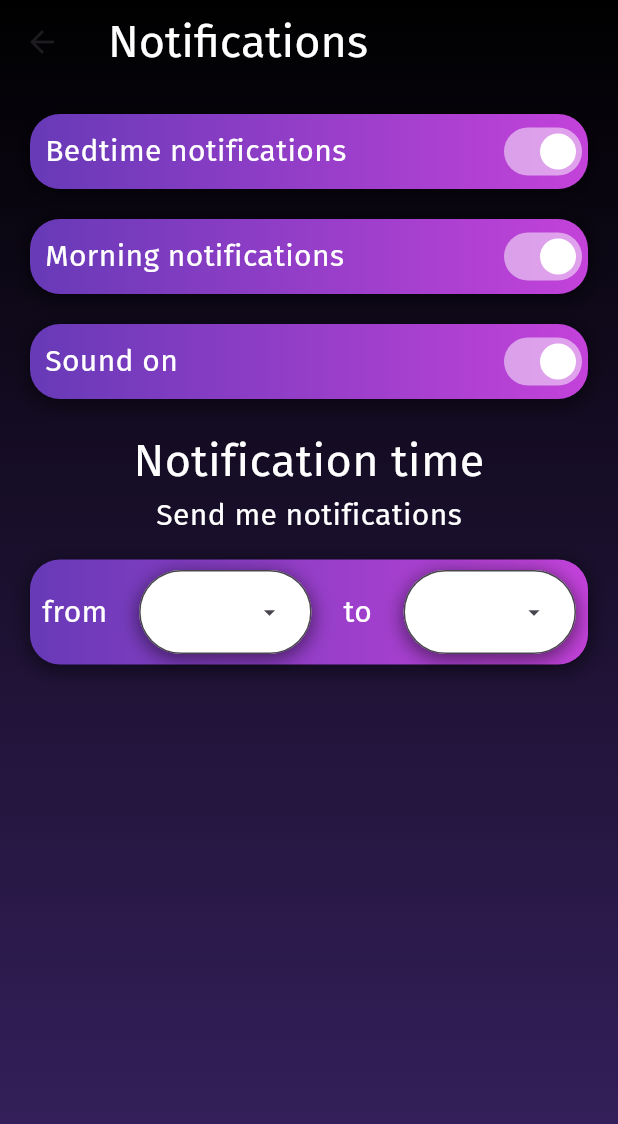
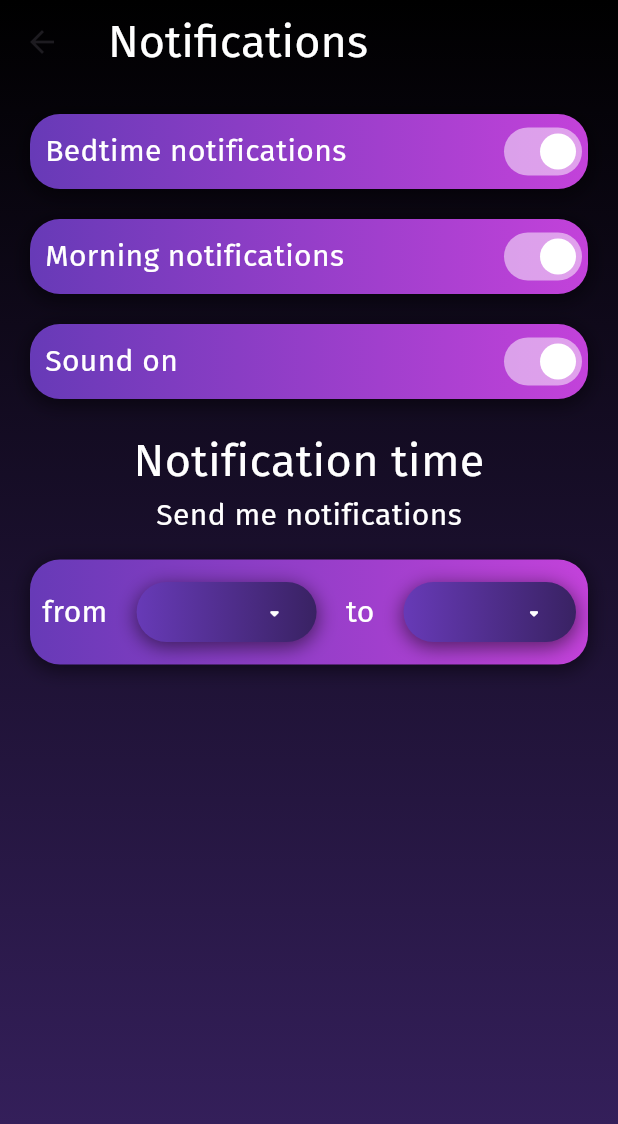
Before and after one commit to CloudreiL/Dreamy_project, a Flutter app: the NotificationPage screen opened directly, on a phone screen of 412 x 824 dp. Shown: the top 1124 px of the screen. Run offline on Flutter 3.47's test engine with Material 3 defaults, Android fonts, the phone set to English and light mode, and no system bars; our stand-ins replace curved_navigation_bar, email_validator, firebase_auth, firebase_core, fl_chart, flutter_dotenv and 1 more; missing offline and left inert: gradient_icon; accounts and stored records are empty; project files that could hold a hidden picture were left out.

Commit message:
Edited DropDownMenus in NotigicationPage and DreamDiaryPage. Edited app icon in pabspecyaml

```diff
--- a/lib/classes/style.dart
+++ b/lib/classes/style.dart
@@ -47,17 +47,41 @@ class ContainerDecor {
           color: Colors.white
       )
   );
+
+  static BoxDecoration DownMenuBox = BoxDecoration(
+      boxShadow: [
+        BoxShadow(
+            color: Colors.black.withOpacity(0.5),
+            offset: Offset(0, 3),
+            spreadRadius: 1,
+            blurRadius: 10)
+      ], borderRadius: BorderRadius.circular(40),
+      gradient: LinearGradient(
+          begin: Alignment.centerRight,
+          end: Alignment.centerLeft,
+          colors: [
+            Color.fromRGBO(57, 34, 99, 1),
+            Color.fromRGBO(103, 58, 183, 1)
+          ])
+  );
 }
 
 class DropDownMenuDec {
   static InputDecorationTheme MenuDec = InputDecorationTheme(
       isDense: true,
-      border: OutlineInputBorder(borderRadius: BorderRadius.circular(40)),
-      labelStyle: TextStyles.StyleText.copyWith(color: Colors.black, fontSize: 15),
-      fillColor: Colors.white,
+      constraints: BoxConstraints.tight(const Size.fromHeight(40)),
+      focusedBorder: OutlineInputBorder(
+          borderRadius: BorderRadius.circular(40),
+          borderSide: BorderSide(color: Colors.transparent)),
+      enabledBorder: OutlineInputBorder(
+          borderRadius: BorderRadius.circular(40),
+          borderSide: BorderSide(color: Colors.transparent)),
+      labelStyle: TextStyles.StyleText.copyWith(color: Colors.white, fontSize: 15),
+      fillColor: Colors.transparent,
       filled: true,
-      counterStyle: TextStyles.StyleText,
+      counterStyle: TextStyles.StyleText.copyWith(color: Colors.white),
       contentPadding: EdgeInsets.only(left: 20));
+
 }
 
 class PieData {
@@ -68,9 +92,9 @@ class PieData {
 
   PieData(
       {required this.value,
-      required this.color,
-      required this.icon,
-      required this.title});
+        required this.color,
+        required this.icon,
+        required this.title});
 }
 
 final dataChart = [
--- a/lib/pages/notification_page.dart
+++ b/lib/pages/notification_page.dart
@@ -25,10 +25,10 @@ class _NotificationPageState extends State<NotificationPage> {
     return Container(
       decoration: BoxDecoration(
           gradient: LinearGradient(
-        begin: Alignment.topCenter,
-        end: Alignment.bottomCenter,
-        colors: [Colors.black, Color.fromRGBO(57, 34, 99, 1)],
-      )),
+            begin: Alignment.topCenter,
+            end: Alignment.bottomCenter,
+            colors: [Colors.black, Color.fromRGBO(57, 34, 99, 1)],
+          )),
       child: Scaffold(
         backgroundColor: Colors.transparent,
         appBar: AppBar(
@@ -147,23 +147,20 @@ class _NotificationPageState extends State<NotificationPage> {
                         child: Text('from', style: TextStyles.StyleText),
                       ),
                       Container(
-                        width: 115,
-                        decoration: BoxDecoration(boxShadow: [
-                          BoxShadow(
-                              color: Colors.black.withOpacity(0.5),
-                              offset: Offset(0, 3),
-                              spreadRadius: 1,
-                              blurRadius: 10)
-                        ], borderRadius: BorderRadius.circular(40)),
+                        width: 120,
+                        decoration: ContainerDecor.DownMenuBox,
                         child: DropdownMenu(
-                          width: 115,
+                          width: 120,
                           dropdownMenuEntries: time0
                               .map<DropdownMenuEntry<String>>((String value) {
                             return DropdownMenuEntry<String>(
                                 value: value, label: value);
                           }).toList(),
+                          textAlign: TextAlign.center,
+                          trailingIcon: Icon(Icons.arrow_drop_down_rounded,color: Colors.white,),
+                          selectedTrailingIcon: Icon(Icons.arrow_drop_up_rounded,color: Colors.white,),
                           textStyle: TextStyles.StyleText.copyWith(
-                              color: Colors.black, fontSize: 17),
+                              color: Colors.white, fontSize: 17),
                           inputDecorationTheme: DropDownMenuDec.MenuDec,
                           initialSelection: dropdownValue0,
                           onSelected: (String? newValue0) {
@@ -178,13 +175,7 @@ class _NotificationPageState extends State<NotificationPage> {
                         padding: const EdgeInsets.only(right: 8.0),
                         child: Container(
                           width: 115,
-                          decoration: BoxDecoration(boxShadow: [
-                            BoxShadow(
-                                color: Colors.black.withOpacity(0.5),
-                                offset: Offset(0, 3),
-                                spreadRadius: 1,
-                                blurRadius: 10)
-                          ], borderRadius: BorderRadius.circular(40)),
+                          decoration: ContainerDecor.DownMenuBox,
                           child: DropdownMenu(
                             width: 115,
                             dropdownMenuEntries: time1
@@ -192,8 +183,11 @@ class _NotificationPageState extends State<NotificationPage> {
                               return DropdownMenuEntry<String>(
                                   value: value, label: value);
                             }).toList(),
+                            textAlign: TextAlign.center,
+                            trailingIcon: Icon(Icons.arrow_drop_down_rounded,color: Colors.white,),
+                            selectedTrailingIcon: Icon(Icons.arrow_drop_up_rounded,color: Colors.white,),
                             textStyle: TextStyles.StyleText.copyWith(
-                                color: Colors.black, fontSize: 17),
+                                color: Colors.white, fontSize: 17),
                             inputDecorationTheme: DropDownMenuDec.MenuDec,
                             initialSelection: dropdownValue1,
                             onSelected: (String? newValue1) {
--- a/lib/pages/sleep_page.dart
+++ b/lib/pages/sleep_page.dart
@@ -1,6 +1,5 @@
+import 'package:dreamy_project/pages/sleep_pages/dream_diary.dart';
 import 'package:flutter/material.dart';
-import 'package:dreamy_project/pages/test.dart';
-
 import 'package:dreamy_project/classes/style.dart';
 
 class SleepPage extends StatefulWidget{
@@ -44,7 +43,7 @@ class _SleepPageState extends State<SleepPage>{
                     Navigator.push(
                       context,
                       MaterialPageRoute(
-                        builder: (context) => const TestPage()),
+                        builder: (context) => const DreamDiary()),
                     );
                   },
                 ),
```
Also changed, not shown: lib/pages/sleep_pages/dream_diary.dart (added, +96 -0 lines), pubspec.yaml (+8 -1 lines), pubspec.lock, 27 other files.
